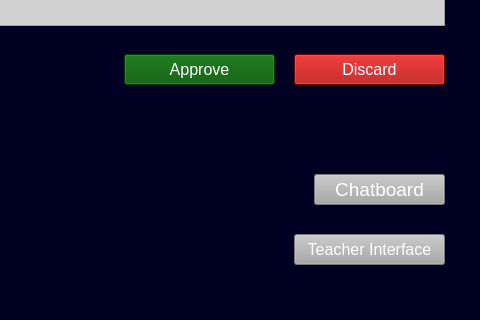
First picture: the form in admin.ui, repository yaydemirpro/Campus-Pulse, before the edit; both pictures show x 336 to 816 and y 266 to 586 of the 816 by 586 pixel window.
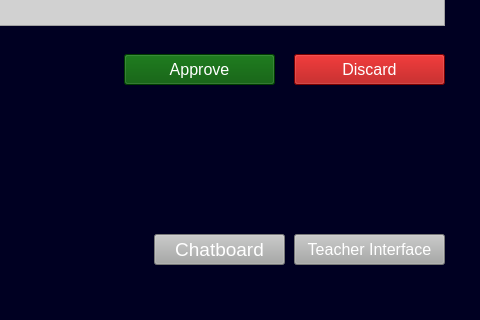
Second picture: the form after the edit.

```diff
--- a/admin.ui
+++ b/admin.ui
@@ -107,8 +107,8 @@
    <widget class="QPushButton" name="Chatboard_but">
     <property name="geometry">
      <rect>
-      <x>650</x>
-      <y>440</y>
+      <x>490</x>
+      <y>500</y>
       <width>131</width>
       <height>31</height>
      </rect>
```
Left out of the diff: 2 changed lines with no effect on the pictures.
